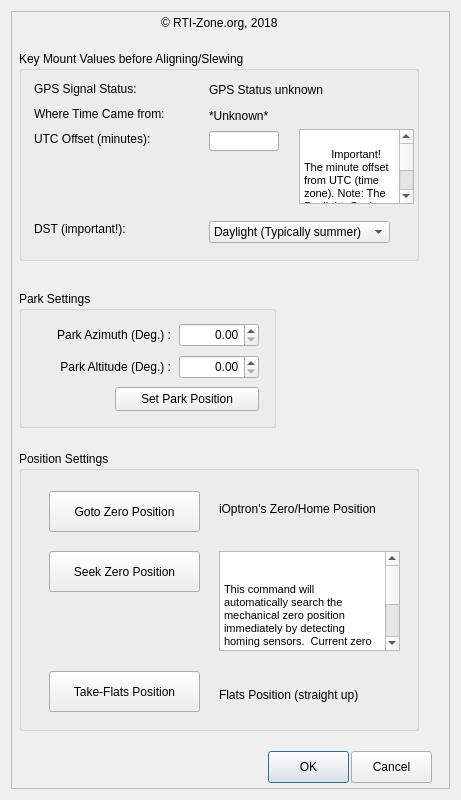
The window that iOptronV3.ui (rpineau/iOptronV3) describes before a commit, drawn with Qt 5.
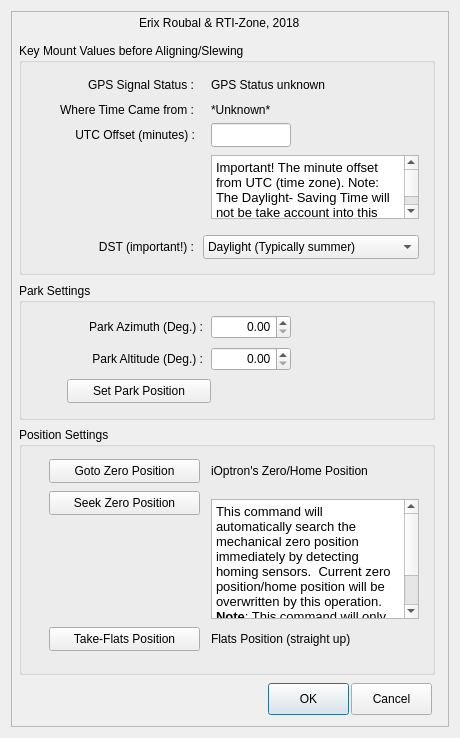
The same window after the commit. Custom widgets are drawn as their Qt base class.

Commit message: Made some adjustment to the UI layout.

```diff
--- a/iOptronV3.ui
+++ b/iOptronV3.ui
@@ -6,8 +6,8 @@
    <rect>
     <x>0</x>
     <y>0</y>
-    <width>461</width>
-    <height>800</height>
+    <width>460</width>
+    <height>738</height>
    </rect>
   </property>
   <property name="sizePolicy">
@@ -18,8 +18,8 @@
   </property>
   <property name="minimumSize">
    <size>
-    <width>461</width>
-    <height>800</height>
+    <width>460</width>
+    <height>738</height>
    </size>
   </property>
   <property name="maximumSize">
@@ -70,33 +70,23 @@
      <widget class="QLabel" name="label_RTI">
       <property name="geometry">
        <rect>
-        <x>150</x>
+        <x>128</x>
         <y>2</y>
-        <width>161</width>
+        <width>200</width>
         <height>20</height>
        </rect>
       </property>
       <property name="text">
-       <string>© RTI-Zone.org, 2018</string>
-      </property>
-     </widget>
-     <widget class="QWidget" name="layoutWidget">
-      <property name="geometry">
-       <rect>
-        <x>70</x>
-        <y>0</y>
-        <width>280</width>
-        <height>148</height>
-       </rect>
+       <string>Erix Roubal &amp; RTI-Zone, 2018</string>
       </property>
      </widget>
      <widget class="QGroupBox" name="GroupBox">
       <property name="geometry">
        <rect>
         <x>8</x>
-        <y>40</y>
-        <width>400</width>
-        <height>210</height>
+        <y>32</y>
+        <width>416</width>
+        <height>232</height>
        </rect>
       </property>
       <property name="title">
@@ -107,21 +97,24 @@
         <rect>
          <x>15</x>
          <y>30</y>
-         <width>140</width>
-         <height>16</height>
+         <width>160</width>
+         <height>24</height>
         </rect>
        </property>
        <property name="text">
-        <string>GPS Signal Status:</string>
+        <string>GPS Signal Status :</string>
+       </property>
+       <property name="alignment">
+        <set>Qt::AlignRight|Qt::AlignTrailing|Qt::AlignVCenter</set>
        </property>
       </widget>
       <widget class="QLabel" name="label_kv_1">
        <property name="geometry">
         <rect>
-         <x>190</x>
+         <x>192</x>
          <y>30</y>
-         <width>185</width>
-         <height>18</height>
+         <width>200</width>
+         <height>24</height>
         </rect>
        </property>
        <property name="text">
@@ -134,21 +127,24 @@
         <rect>
          <x>15</x>
          <y>55</y>
-         <width>150</width>
-         <height>16</height>
+         <width>160</width>
+         <height>24</height>
         </rect>
        </property>
        <property name="text">
-        <string>Where Time Came from:</string>
+        <string>Where Time Came from :</string>
+       </property>
+       <property name="alignment">
+        <set>Qt::AlignRight|Qt::AlignTrailing|Qt::AlignVCenter</set>
        </property>
       </widget>
       <widget class="QLabel" name="label_kv_3">
        <property name="geometry">
         <rect>
-         <x>190</x>
+         <x>192</x>
          <y>55</y>
-         <width>185</width>
-         <height>20</height>
+         <width>208</width>
+         <height>24</height>
         </rect>
        </property>
        <property name="text">
@@ -159,23 +155,26 @@
       <widget class="QLabel" name="label_kv_4">
        <property name="geometry">
         <rect>
-         <x>15</x>
+         <x>16</x>
          <y>80</y>
-         <width>170</width>
-         <height>16</height>
+         <width>160</width>
+         <height>24</height>
         </rect>
        </property>
        <property name="text">
-        <string>UTC Offset (minutes):</string>
+        <string>UTC Offset (minutes) :</string>
+       </property>
+       <property name="alignment">
+        <set>Qt::AlignRight|Qt::AlignTrailing|Qt::AlignVCenter</set>
        </property>
       </widget>
       <widget class="QLineEdit" name="lineEdit_utc">
        <property name="geometry">
         <rect>
-         <x>190</x>
+         <x>192</x>
          <y>80</y>
-         <width>70</width>
-         <height>20</height>
+         <width>80</width>
+         <height>24</height>
         </rect>
        </property>
       </widget>
@@ -183,18 +182,18 @@
       <widget class="QTextBrowser" name="textBrowser">
        <property name="geometry">
         <rect>
-         <x>280</x>
-         <y>78</y>
-         <width>115</width>
-         <height>75</height>
+         <x>192</x>
+         <y>112</y>
+         <width>208</width>
+         <height>64</height>
         </rect>
        </property>
        <property name="html">
         <string>&lt;!DOCTYPE HTML PUBLIC &quot;-//W3C//DTD HTML 4.0//EN&quot; &quot;http://www.w3.org/TR/REC-html40/strict.dtd&quot;&gt;
-         &lt;html&gt;&lt;head&gt;&lt;meta name=&quot;qrichtext&quot; content=&quot;1&quot; /&gt;&lt;style type=&quot;text/css&quot;&gt;
-         p, li { white-space: pre-wrap; }
-         &lt;/style&gt;&lt;/head&gt;&lt;body style=&quot; font-family:'MS Shell Dlg 2'; font-size:8.25pt; font-weight:400; font-style:normal;&quot;&gt;
-         &lt;span style=&quot; margin-top:0px; margin-bottom:0px; margin-left:0px; margin-right:0px; -qt-block-indent:0; text-indent:0px;&quot;&gt;&lt;span style=&quot; font-size:8pt;&quot;&gt;Important! The minute offset from UTC (time zone). Note: The Daylight- Saving Time will not be take account into this value.&lt;/span&gt;&lt;/span&gt;&lt;/body&gt;&lt;/html&gt;</string>
+&lt;html&gt;&lt;head&gt;&lt;meta name=&quot;qrichtext&quot; content=&quot;1&quot; /&gt;&lt;style type=&quot;text/css&quot;&gt;
+p, li { white-space: pre-wrap; }
+&lt;/style&gt;&lt;/head&gt;&lt;body style=&quot; font-family:'.SF NS Text'; font-size:13pt; font-weight:400; font-style:normal;&quot;&gt;
+&lt;p style=&quot; margin-top:0px; margin-bottom:0px; margin-left:0px; margin-right:0px; -qt-block-indent:0; text-indent:0px;&quot;&gt;&lt;span style=&quot; font-family:'MS Shell Dlg 2'; font-size:10pt;&quot;&gt;Important! The minute offset from UTC (time zone). Note: The Daylight- Saving Time will not be take account into this value.&lt;/span&gt;&lt;/p&gt;&lt;/body&gt;&lt;/html&gt;</string>
        </property>
       </widget>
 
@@ -202,22 +201,25 @@
        <property name="geometry">
         <rect>
          <x>15</x>
-         <y>170</y>
-         <width>140</width>
-         <height>16</height>
+         <y>192</y>
+         <width>160</width>
+         <height>24</height>
         </rect>
        </property>
        <property name="text">
-        <string>DST (important!):</string>
+        <string>DST (important!) :</string>
+       </property>
+       <property name="alignment">
+        <set>Qt::AlignRight|Qt::AlignTrailing|Qt::AlignVCenter</set>
        </property>
       </widget>
       <widget class="QComboBox" name="comboBox_dst">
        <property name="geometry">
         <rect>
-         <x>190</x>
-         <y>170</y>
-         <width>181</width>
-         <height>22</height>
+         <x>184</x>
+         <y>192</y>
+         <width>216</width>
+         <height>24</height>
         </rect>
        </property>
        <property name="combo_daylight" stdset="1">
@@ -243,8 +245,8 @@
       <property name="geometry">
        <rect>
         <x>8</x>
-        <y>280</y>
-        <width>257</width>
+        <y>272</y>
+        <width>416</width>
         <height>137</height>
        </rect>
       </property>
@@ -256,7 +258,7 @@
         <rect>
          <x>8</x>
          <y>32</y>
-         <width>144</width>
+         <width>176</width>
          <height>24</height>
         </rect>
        </property>
@@ -270,7 +272,7 @@
       <widget class="QDoubleSpinBox" name="parkAz">
        <property name="geometry">
         <rect>
-         <x>160</x>
+         <x>192</x>
          <y>32</y>
          <width>80</width>
          <height>24</height>
@@ -289,7 +291,7 @@
         <rect>
          <x>0</x>
          <y>64</y>
-         <width>152</width>
+         <width>184</width>
          <height>24</height>
         </rect>
        </property>
@@ -303,7 +305,7 @@
       <widget class="QDoubleSpinBox" name="parkAlt">
        <property name="geometry">
         <rect>
-         <x>160</x>
+         <x>192</x>
          <y>64</y>
          <width>80</width>
          <height>24</height>
@@ -319,7 +321,7 @@
       <widget class="QPushButton" name="pushButton_2">
        <property name="geometry">
         <rect>
-         <x>96</x>
+         <x>48</x>
          <y>96</y>
          <width>144</width>
          <height>24</height>
@@ -334,9 +336,9 @@
       <property name="geometry">
        <rect>
         <x>8</x>
-        <y>440</y>
-        <width>400</width>
-        <height>280</height>
+        <y>416</y>
+        <width>416</width>
+        <height>248</height>
        </rect>
       </property>
       <property name="windowTitle">
@@ -349,9 +351,9 @@
        <property name="geometry">
         <rect>
          <x>30</x>
-         <y>40</y>
+         <y>32</y>
          <width>151</width>
-         <height>41</height>
+         <height>24</height>
         </rect>
        </property>
        <property name="text">
@@ -361,10 +363,10 @@
       <widget class="QLabel" name="label_z">
        <property name="geometry">
         <rect>
-         <x>200</x>
-         <y>50</y>
+         <x>192</x>
+         <y>32</y>
          <width>178</width>
-         <height>16</height>
+         <height>24</height>
         </rect>
        </property>
        <property name="text">
@@ -376,9 +378,9 @@
        <property name="geometry">
         <rect>
          <x>30</x>
-         <y>100</y>
+         <y>64</y>
          <width>151</width>
-         <height>41</height>
+         <height>24</height>
         </rect>
        </property>
        <property name="text">
@@ -388,18 +390,18 @@
       <widget class="QTextBrowser" name="textBrowser2">
        <property name="geometry">
         <rect>
-         <x>200</x>
-         <y>100</y>
-         <width>181</width>
-         <height>100</height>
+         <x>192</x>
+         <y>72</y>
+         <width>208</width>
+         <height>120</height>
         </rect>
        </property>
        <property name="html">
         <string>&lt;!DOCTYPE HTML PUBLIC &quot;-//W3C//DTD HTML 4.0//EN&quot; &quot;http://www.w3.org/TR/REC-html40/strict.dtd&quot;&gt;
-         &lt;html&gt;&lt;head&gt;&lt;meta name=&quot;qrichtext&quot; content=&quot;1&quot; /&gt;&lt;style type=&quot;text/css&quot;&gt;
-         p, li { white-space: pre-wrap; }
-         &lt;/style&gt;&lt;/head&gt;&lt;body style=&quot; font-family:'MS Shell Dlg 2'; font-size:8.25pt; font-weight:400; font-style:normal;&quot;&gt;
-         &lt;p style=&quot; margin-top:0px; margin-bottom:0px; margin-left:0px; margin-right:0px; -qt-block-indent:0; text-indent:0px;&quot;&gt;&lt;span style=&quot; font-size:8pt;&quot;&gt;This command will automatically search the mechanical zero position immediately by detecting homing sensors.  Current zero position/home position will be overwritten by this operation.&lt;br /&gt;&lt;/span&gt;&lt;span style=&quot; font-size:8pt; font-weight:600;&quot;&gt;Note&lt;/span&gt;&lt;span style=&quot; font-size:8pt;&quot;&gt;: This command will only affect this mount if it is a CEM120xx or CEM60 series iOptron mount.&lt;/span&gt;&lt;/p&gt;&lt;/body&gt;&lt;/html&gt;</string>
+&lt;html&gt;&lt;head&gt;&lt;meta name=&quot;qrichtext&quot; content=&quot;1&quot; /&gt;&lt;style type=&quot;text/css&quot;&gt;
+p, li { white-space: pre-wrap; }
+&lt;/style&gt;&lt;/head&gt;&lt;body style=&quot; font-family:'.SF NS Text'; font-size:13pt; font-weight:400; font-style:normal;&quot;&gt;
+&lt;p style=&quot; margin-top:0px; margin-bottom:0px; margin-left:0px; margin-right:0px; -qt-block-indent:0; text-indent:0px;&quot;&gt;&lt;span style=&quot; font-family:'MS Shell Dlg 2'; font-size:10pt;&quot;&gt;This command will automatically search the mechanical zero position immediately by detecting homing sensors.  Current zero position/home position will be overwritten by this operation.&lt;br /&gt;&lt;/span&gt;&lt;span style=&quot; font-family:'MS Shell Dlg 2'; font-size:10pt; font-weight:600;&quot;&gt;Note&lt;/span&gt;&lt;span style=&quot; font-family:'MS Shell Dlg 2'; font-size:10pt;&quot;&gt;: This command will only affect this mount if it is a CEM120xx or CEM60 series iOptron mount.&lt;/span&gt;&lt;/p&gt;&lt;/body&gt;&lt;/html&gt;</string>
        </property>
       </widget>
 
@@ -407,9 +409,9 @@
        <property name="geometry">
         <rect>
          <x>30</x>
-         <y>220</y>
+         <y>200</y>
          <width>151</width>
-         <height>41</height>
+         <height>24</height>
         </rect>
        </property>
        <property name="text">
@@ -419,10 +421,10 @@
       <widget class="QLabel" name="label_z_flats">
        <property name="geometry">
         <rect>
-         <x>200</x>
-         <y>236</y>
-         <width>170</width>
-         <height>16</height>
+         <x>192</x>
+         <y>200</y>
+         <width>184</width>
+         <height>24</height>
         </rect>
        </property>
        <property name="text">
@@ -435,7 +437,7 @@
             <property name="geometry">
                 <rect>
                     <x>257</x>
-                    <y>740</y>
+        <y>672</y>
                     <width>81</width>
                     <height>32</height>
                 </rect>
@@ -451,7 +453,7 @@
             <property name="geometry">
                 <rect>
                     <x>340</x>
-                    <y>740</y>
+        <y>672</y>
                     <width>81</width>
                     <height>32</height>
                 </rect>
```
Left out of the diff: 12 changed lines with no effect on the pictures. Lines whose indentation alone changed are shown as unchanged.
